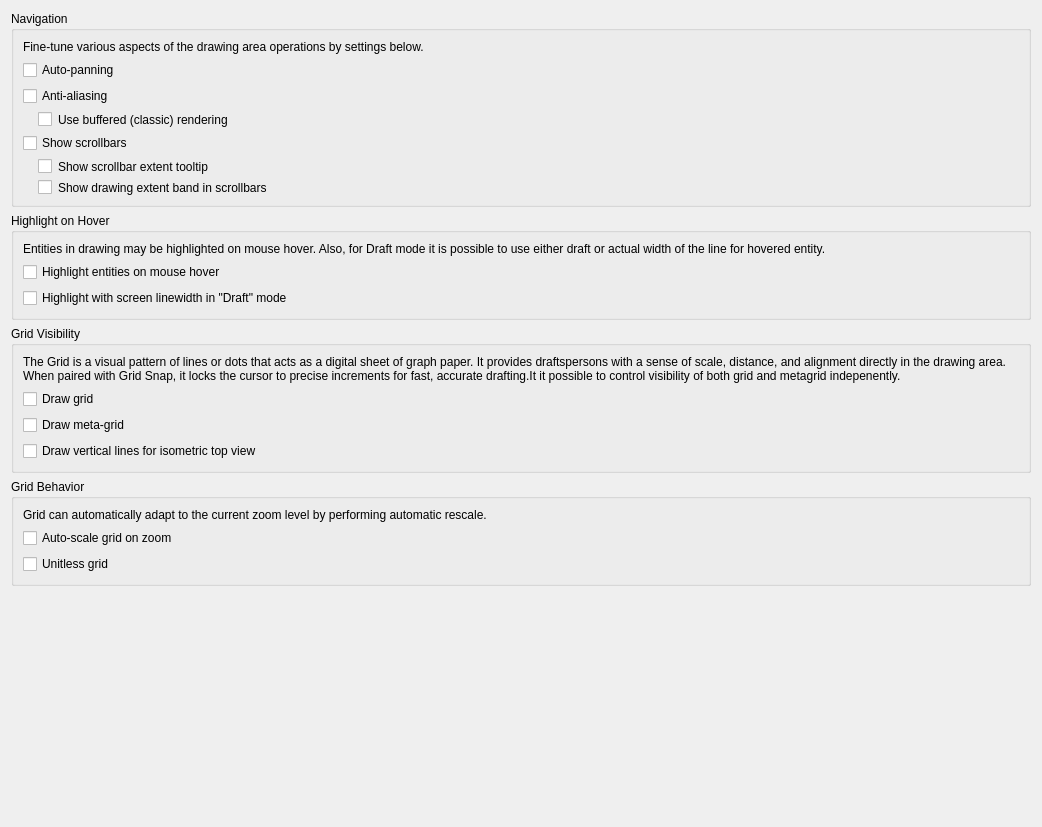
First picture: the form in librecad/src/ui/dialogs/settings/options_drafting/pages/lc_settings_page_drafting_behavior_general.ui, repository sand1024/LibreCAD, before the edit.
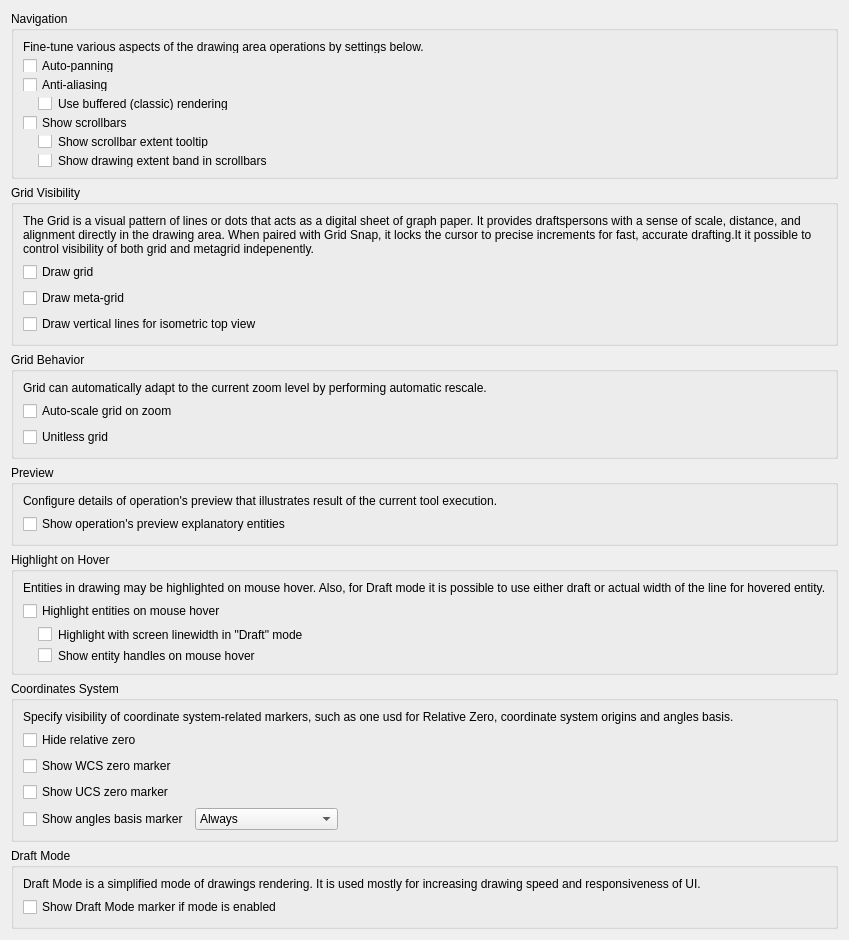
Second picture: the form after the edit. Custom widgets are drawn as their Qt base class.

Commit message: drafting preferences cleanup, drafting/configuration export/import update for drafting presets (wip), code cleanup

```diff
--- a/librecad/src/ui/dialogs/settings/options_drafting/pages/lc_settings_page_drafting_behavior_general.ui
+++ b/librecad/src/ui/dialogs/settings/options_drafting/pages/lc_settings_page_drafting_behavior_general.ui
@@ -6,8 +6,8 @@
    <rect>
     <x>0</x>
     <y>0</y>
-    <width>1042</width>
-    <height>827</height>
+    <width>849</width>
+    <height>931</height>
    </rect>
   </property>
   <layout class="QVBoxLayout" name="mainLayout">
@@ -130,58 +130,6 @@
      </layout>
     </widget>
    </item>
-   <item>
-    <widget class="QGroupBox" name="groupBox_2">
-     <property name="title">
-      <string>Highlight on Hover</string>
-     </property>
-     <layout class="QGridLayout" name="gridLayout_4">
-      <item row="2" column="0">
-       <widget class="QCheckBox" name="cbHighlightWIthLinewidthInDraft">
-        <property name="sizePolicy">
-         <sizepolicy hsizetype="Preferred" vsizetype="Preferred">
-          <horstretch>0</horstretch>
-          <verstretch>0</verstretch>
-         </sizepolicy>
-        </property>
-        <property name="toolTip">
-         <string>Hover in Draft Mode
-
-If selected, entity will be highlighted in &quot;Draft&quot; mode using entity's linewidth instead of 1px.</string>
-        </property>
-        <property name="text">
-         <string>Highlight with screen linewidth in &quot;Draft&quot; mode</string>
-        </property>
-       </widget>
-      </item>
-      <item row="1" column="0">
-       <widget class="QCheckBox" name="cbVisualizeHovering">
-        <property name="sizePolicy">
-         <sizepolicy hsizetype="Preferred" vsizetype="Preferred">
-          <horstretch>0</horstretch>
-          <verstretch>0</verstretch>
-         </sizepolicy>
-        </property>
-        <property name="toolTip">
-         <string>Entity Hover
-
-If selected, visualize the entity under the mouse cursor.</string>
-        </property>
-        <property name="text">
-         <string>Highlight entities on mouse hover</string>
-        </property>
-       </widget>
-      </item>
-      <item row="0" column="0">
-       <widget class="QLabel" name="label_4">
-        <property name="text">
-         <string>Entities in drawing may be highlighted on mouse hover. Also, for Draft mode it is possible to use either draft or actual width of the line for hovered entity.</string>
-        </property>
-       </widget>
-      </item>
-     </layout>
-    </widget>
-   </item>
    <item>
     <widget class="QGroupBox" name="groupBox">
      <property name="title">
@@ -294,6 +242,272 @@
      </layout>
     </widget>
    </item>
+   <item>
+    <widget class="QGroupBox" name="groupBox_4">
+     <property name="title">
+      <string>Preview</string>
+     </property>
+     <layout class="QGridLayout" name="gridLayout_6">
+      <item row="1" column="0">
+       <widget class="QCheckBox" name="cbDisplayRefPoints">
+        <property name="sizePolicy">
+         <sizepolicy hsizetype="Preferred" vsizetype="Preferred">
+          <horstretch>0</horstretch>
+          <verstretch>0</verstretch>
+         </sizepolicy>
+        </property>
+        <property name="toolTip">
+         <string>Explanatory Entities Visibility
+
+Show additional operation's preview explanatory entities. 
+Such entities are temporary and explains the logic of
+entities creation or modification operation.</string>
+        </property>
+        <property name="text">
+         <string>Show operation's preview explanatory entities </string>
+        </property>
+       </widget>
+      </item>
+      <item row="0" column="0">
+       <widget class="QLabel" name="label_6">
+        <property name="text">
+         <string>Configure details of operation's preview that illustrates result of the current tool execution.</string>
+        </property>
+        <property name="wordWrap">
+         <bool>true</bool>
+        </property>
+       </widget>
+      </item>
+     </layout>
+    </widget>
+   </item>
+   <item>
+    <widget class="QGroupBox" name="groupBox_2">
+     <property name="title">
+      <string>Highlight on Hover</string>
+     </property>
+     <layout class="QGridLayout" name="gridLayout_4">
+      <item row="0" column="0">
+       <widget class="QLabel" name="label_4">
+        <property name="text">
+         <string>Entities in drawing may be highlighted on mouse hover. Also, for Draft mode it is possible to use either draft or actual width of the line for hovered entity.</string>
+        </property>
+       </widget>
+      </item>
+      <item row="2" column="0">
+       <widget class="QCheckBox" name="cbHighlightWIthLinewidthInDraft">
+        <property name="sizePolicy">
+         <sizepolicy hsizetype="Preferred" vsizetype="Preferred">
+          <horstretch>0</horstretch>
+          <verstretch>0</verstretch>
+         </sizepolicy>
+        </property>
+        <property name="toolTip">
+         <string>Hover in Draft Mode
+
+If selected, entity will be highlighted in &quot;Draft&quot; mode using entity's linewidth instead of 1px.</string>
+        </property>
+        <property name="styleSheet">
+         <string notr="true">margin-left:15px</string>
+        </property>
+        <property name="text">
+         <string>Highlight with screen linewidth in &quot;Draft&quot; mode</string>
+        </property>
+       </widget>
+      </item>
+      <item row="1" column="0">
+       <widget class="QCheckBox" name="cbVisualizeHovering">
+        <property name="sizePolicy">
+         <sizepolicy hsizetype="Preferred" vsizetype="Preferred">
+          <horstretch>0</horstretch>
+          <verstretch>0</verstretch>
+         </sizepolicy>
+        </property>
+        <property name="toolTip">
+         <string>Entity Hover
+
+If selected, visualize the entity under the mouse cursor.</string>
+        </property>
+        <property name="text">
+         <string>Highlight entities on mouse hover</string>
+        </property>
+       </widget>
+      </item>
+      <item row="3" column="0">
+       <widget class="QCheckBox" name="cbShowRefPointsOnHovering">
+        <property name="sizePolicy">
+         <sizepolicy hsizetype="Preferred" vsizetype="Preferred">
+          <horstretch>0</horstretch>
+          <verstretch>0</verstretch>
+         </sizepolicy>
+        </property>
+        <property name="toolTip">
+         <string>Handle Visibility
+
+If enabled, entity handles are highlighted on\n
+hover (requires &quot;highlight entities on hover&quot; to be enabled)</string>
+        </property>
+        <property name="styleSheet">
+         <string notr="true">margin-left:15px;</string>
+        </property>
+        <property name="text">
+         <string>Show entity handles on mouse hover</string>
+        </property>
+       </widget>
+      </item>
+     </layout>
+    </widget>
+   </item>
+   <item>
+    <widget class="QGroupBox" name="groupBox_3">
+     <property name="title">
+      <string>Coordinates System</string>
+     </property>
+     <layout class="QGridLayout" name="gridLayout_5">
+      <item row="3" column="0" colspan="2">
+       <widget class="QCheckBox" name="cbShowUCSZeroMarker">
+        <property name="toolTip">
+         <string>UCS Marker Visibility
+
+If selected, marker for the User Coordinate System (UCS)
+will be shown in zero point of current UCS.</string>
+        </property>
+        <property name="text">
+         <string>Show UCS zero marker</string>
+        </property>
+       </widget>
+      </item>
+      <item row="2" column="0" colspan="2">
+       <widget class="QCheckBox" name="cbShowWCSZeroMarker">
+        <property name="toolTip">
+         <string>WCS Marker Visibility
+
+If selected and ther there is custom
+User Coordinate System applied,
+the marker for World Coodinate
+System (WCS) will be shown in zero
+point of WCS.</string>
+        </property>
+        <property name="text">
+         <string>Show WCS zero marker</string>
+        </property>
+       </widget>
+      </item>
+      <item row="4" column="2">
+       <spacer name="horizontalSpacer_3">
+        <property name="orientation">
+         <enum>Qt::Orientation::Horizontal</enum>
+        </property>
+        <property name="sizeHint" stdset="0">
+         <size>
+          <width>0</width>
+          <height>0</height>
+         </size>
+        </property>
+       </spacer>
+      </item>
+      <item row="1" column="0" colspan="2">
+       <widget class="QCheckBox" name="cbHideRelativeZero">
+        <property name="toolTip">
+         <string>Relative Point Marker Visibility
+
+If checked, relative zero crosshair marker will not be drawn.
+Otherwise, one will be visible. Visibility of the marker does not
+affect relative zero related operations. </string>
+        </property>
+        <property name="text">
+         <string>Hide relative zero</string>
+        </property>
+       </widget>
+      </item>
+      <item row="4" column="1">
+       <widget class="LC_ContentAdjustableComboBox" name="cbAnglesBaseShowPolicy">
+        <property name="toolTip">
+         <string>Angles Basis Maker Display Mode
+                      Defines when to draw angle basis marker</string>
+        </property>
+        <item>
+         <property name="text">
+          <string>Always</string>
+         </property>
+        </item>
+        <item>
+         <property name="text">
+          <string>Only for non-defaults</string>
+         </property>
+        </item>
+       </widget>
+      </item>
+      <item row="4" column="0">
+       <widget class="QCheckBox" name="cbAnglesMarkVisible">
+        <property name="sizePolicy">
+         <sizepolicy hsizetype="Preferred" vsizetype="Preferred">
+          <horstretch>0</horstretch>
+          <verstretch>0</verstretch>
+         </sizepolicy>
+        </property>
+        <property name="toolTip">
+         <string>Angles Basis Marker Visibility
+
+If enabled, angles basis marker will be shown
+in the orign of coordinates system</string>
+        </property>
+        <property name="text">
+         <string>Show angles basis marker</string>
+        </property>
+       </widget>
+      </item>
+      <item row="0" column="0" colspan="3">
+       <widget class="QLabel" name="label_5">
+        <property name="text">
+         <string>Specify visibility of coordinate system-related markers, such as one usd for Relative Zero, coordinate system origins and angles basis.</string>
+        </property>
+        <property name="wordWrap">
+         <bool>true</bool>
+        </property>
+       </widget>
+      </item>
+     </layout>
+    </widget>
+   </item>
+   <item>
+    <widget class="QGroupBox" name="groupBox_5">
+     <property name="title">
+      <string>Draft Mode</string>
+     </property>
+     <layout class="QGridLayout" name="gridLayout_7">
+      <item row="1" column="0">
+       <widget class="QCheckBox" name="cbShowDraftModeMarker">
+        <property name="sizePolicy">
+         <sizepolicy hsizetype="Preferred" vsizetype="Preferred">
+          <horstretch>0</horstretch>
+          <verstretch>0</verstretch>
+         </sizepolicy>
+        </property>
+        <property name="toolTip">
+         <string>Draft Mode Visibility
+
+If selected, in Draft mode a text label 
+overlay will be drawn in view corners</string>
+        </property>
+        <property name="text">
+         <string>Show Draft Mode marker if mode is enabled</string>
+        </property>
+       </widget>
+      </item>
+      <item row="0" column="0">
+       <widget class="QLabel" name="label_7">
+        <property name="text">
+         <string>Draft Mode is a simplified mode of drawings rendering. It is used mostly for increasing drawing speed and responsiveness of UI. </string>
+        </property>
+        <property name="wordWrap">
+         <bool>true</bool>
+        </property>
+       </widget>
+      </item>
+     </layout>
+    </widget>
+   </item>
    <item>
     <spacer name="verticalSpacer">
      <property name="orientation">
@@ -309,6 +523,13 @@
    </item>
   </layout>
  </widget>
+ <customwidgets>
+  <customwidget>
+   <class>LC_ContentAdjustableComboBox</class>
+   <extends>QComboBox</extends>
+   <header location="global">lc_content_adjustable_combo_box.h</header>
+  </customwidget>
+ </customwidgets>
  <resources/>
  <connections/>
 </ui>
```
The commit also changes 84 other files.
